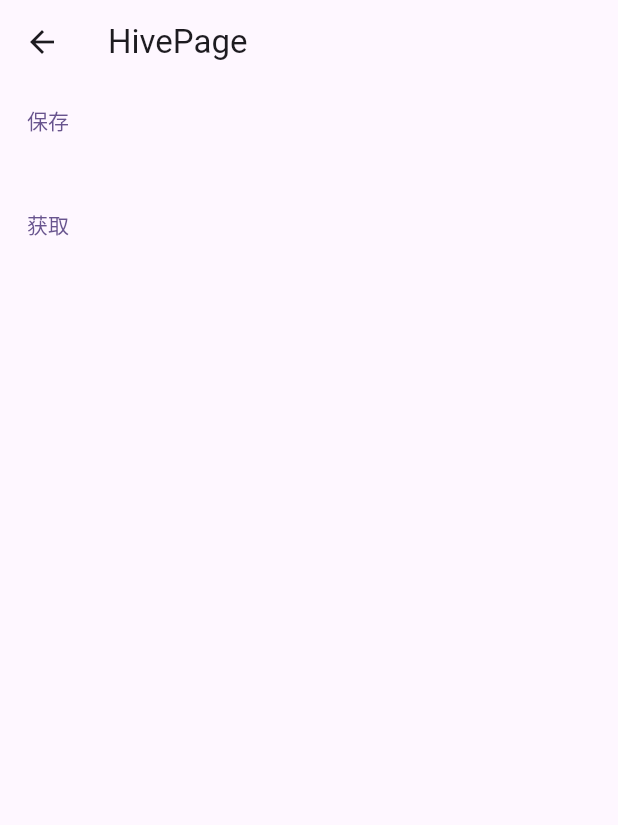
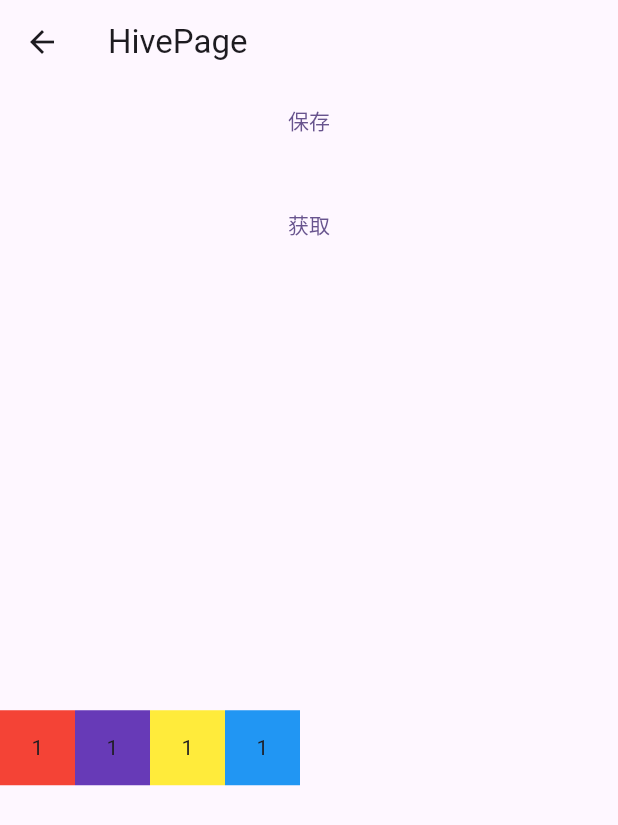
Before and after one commit to XiaoXin956/flutter_toolkit, a Flutter app: the HivePage screen opened directly, after a tap on "获取", on a phone screen of 412 x 824 dp. Shown: the top 825 px of the screen. Run offline on Flutter 3.47's test engine with Material 3 defaults, Android fonts, the light colour scheme and no system bars; our stand-ins replace animated_text_kit, bloc, dio, easy_refresh, equatable, flutter_bloc and 3 more; accounts and stored records are empty; generated files the repository leaves out were written again.

Commit message:
rested route

```diff
--- a/lib/page/storage/hive_page.dart
+++ b/lib/page/storage/hive_page.dart
@@ -11,8 +11,26 @@
 }
 
 class _HivePageState extends State<HivePage> {
+  String? getValue = "";
 
-  String? getValue = "";
+  List<Widget> _list = [
+    Draggable(
+        child: Container(width: 50, height: 50, child: Center(child: Text("1")), color: Colors.blue),
+        feedback: Container(width: 50, height: 50, child: Center(child: Text("2")), color: Colors.blue),
+        childWhenDragging: Container(width: 50, height: 50, child: Center(child: Text("3")), color: Colors.blue)),
+    Draggable(
+        child: Container(width: 50, height: 50, child: Center(child: Text("1")), color: Colors.red),
+        feedback: Container(width: 50, height: 50, child: Center(child: Text("2")), color: Colors.red),
+        childWhenDragging: Container(width: 50, height: 50, child: Center(child: Text("3")), color: Colors.red)),
+    Draggable(
+        child: Container(width: 50, height: 50, child: Center(child: Text("1")), color: Colors.yellow),
+        feedback: Container(width: 50, height: 50, child: Center(child: Text("2")), color: Colors.yellow),
+        childWhenDragging: Container(width: 50, height: 50, child: Center(child: Text("3")), color: Colors.yellow)),
+    Draggable(
+        child: Container(width: 50, height: 50, child: Center(child: Text("1")), color: Colors.deepPurple),
+        feedback: Container(width: 50, height: 50, child: Center(child: Text("2")), color: Colors.deepPurple),
+        childWhenDragging: Container(width: 50, height: 50, child: Center(child: Text("3")), color: Colors.deepPurple)),
+  ];
 
   @override
   Widget build(BuildContext context) {
@@ -22,19 +40,38 @@
       ),
       body: Column(
         children: [
-
-          TextButton(onPressed: (){
-
-            HiveUtils.saveString( key:"key",value: "${Random().nextInt(100)}");
-          }, child: Text("保存")),
-
+          TextButton(
+              onPressed: () {
+                HiveUtils.saveString(key: "key", value: "${Random().nextInt(100)}");
+              },
+              child: Text("保存")),
           Text("$getValue"),
-          TextButton(onPressed: () async {
-            getValue = await HiveUtils.getString(key: "key", value: "");
-            setState(() {
-            });
-          }, child: Text("获取")),
-
+          TextButton(
+              onPressed: () async {
+                getValue = await HiveUtils.getString(key: "key", value: "");
+                _list.shuffle();
+                setState(() {});
+              },
+              child: Text("获取")),
+          // Expanded(
+          //     flex: 1,
+          //     child: ReorderableListView(
+          //       scrollDirection: Axis.horizontal,
+          //       children: _list,
+          //       onReorder: (int oldIndex, int newIndex) {
+          //         if (oldIndex < newIndex) {
+          //           newIndex -= 1;
+          //         }
+          //         var child = _list.removeAt(oldIndex);
+          //         _list.insert(newIndex, child);
+          //         setState(() {});
+          //       },
+          //     )),
+          Expanded(
+              flex: 1,
+              child: Row(
+                children: _list,
+              )),
         ],
       ),
     );
```
